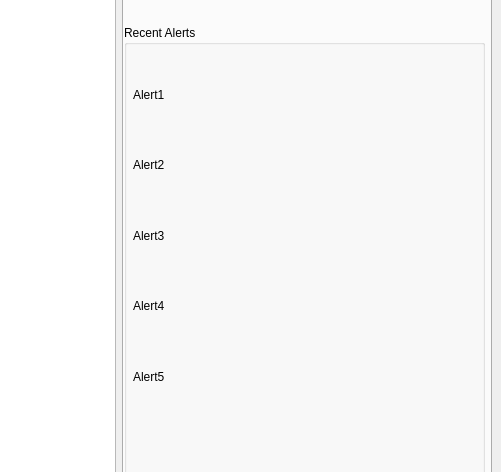
Before: the Qt Designer form intelpy/gui/mainwindow.ui in Riftr/intelpy, drawn with Qt 5; both pictures show x 258 to 759 and y 170 to 642 of the 759 by 790 pixel window.
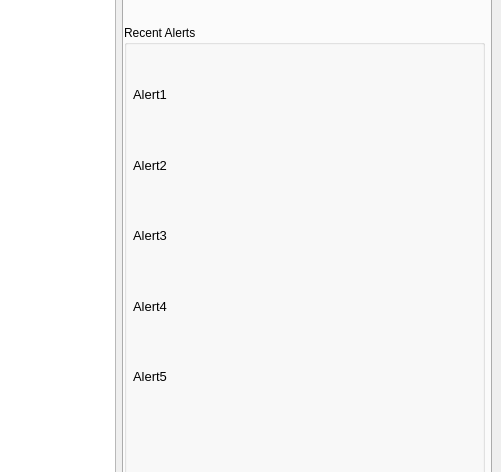
After: the same form once the commit is applied. Icons and pictures are not drawn.

Patch:
```diff
--- a/intelpy/gui/mainwindow.ui
+++ b/intelpy/gui/mainwindow.ui
@@ -259,6 +259,11 @@
                   <height>50</height>
                  </size>
                 </property>
+                <property name="font">
+                 <font>
+                  <pointsize>10</pointsize>
+                 </font>
+                </property>
                 <property name="contextMenuPolicy">
                  <enum>Qt::DefaultContextMenu</enum>
                 </property>
@@ -290,6 +295,11 @@
                   <height>50</height>
                  </size>
                 </property>
+                <property name="font">
+                 <font>
+                  <pointsize>10</pointsize>
+                 </font>
+                </property>
                 <property name="contextMenuPolicy">
                  <enum>Qt::DefaultContextMenu</enum>
                 </property>
@@ -321,6 +331,11 @@
                   <height>50</height>
                  </size>
                 </property>
+                <property name="font">
+                 <font>
+                  <pointsize>10</pointsize>
+                 </font>
+                </property>
                 <property name="contextMenuPolicy">
                  <enum>Qt::DefaultContextMenu</enum>
                 </property>
@@ -352,6 +367,11 @@
                   <height>50</height>
                  </size>
                 </property>
+                <property name="font">
+                 <font>
+                  <pointsize>10</pointsize>
+                 </font>
+                </property>
                 <property name="contextMenuPolicy">
                  <enum>Qt::DefaultContextMenu</enum>
                 </property>
@@ -383,6 +403,11 @@
                   <height>50</height>
                  </size>
                 </property>
+                <property name="font">
+                 <font>
+                  <pointsize>10</pointsize>
+                 </font>
+                </property>
                 <property name="contextMenuPolicy">
                  <enum>Qt::DefaultContextMenu</enum>
                 </property>
```
Left out of the diff: 2 changed lines with no effect on the pictures.
